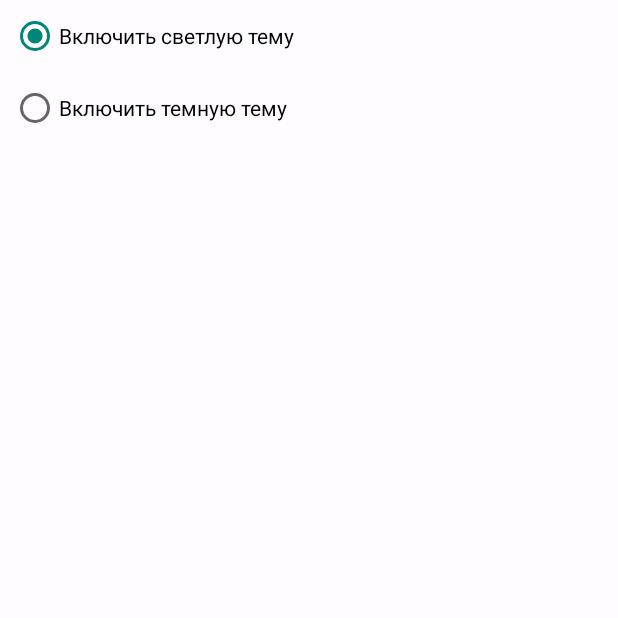
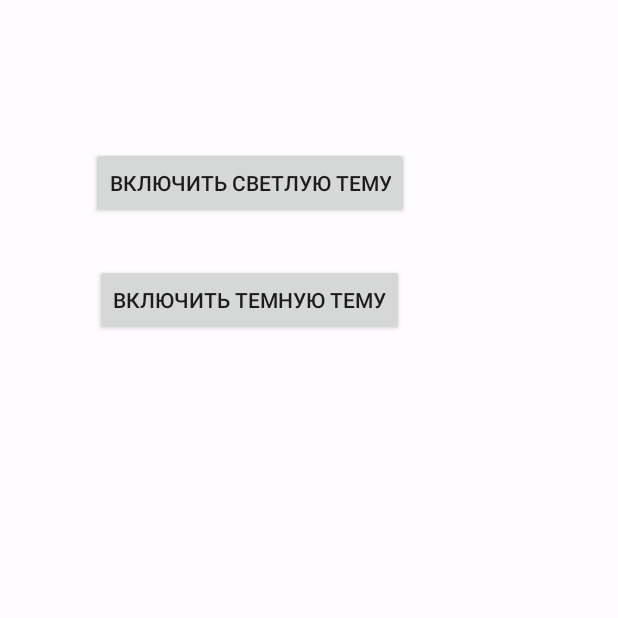
Before and after one commit to SpaceScout/KvantProject, an Android app: the ChooseTheme screen opened directly, with no data from a screen before it, on a phone screen of 412 x 824 dp, the top half of it. Run offline under Robolectric (Android 15) with nearby library versions, the phone set to English and light mode, and no system bars; 1 statement that could not run was skipped.

```diff
--- a/app/build.gradle
+++ b/app/build.gradle
@@ -1,5 +1,6 @@
 plugins {
     id 'com.android.application'
+    id 'com.google.gms.google-services'
 }
 android {
     compileSdk 31
@@ -32,6 +33,7 @@ dependencies {
     implementation 'androidx.appcompat:appcompat:1.3.1'
     implementation 'com.google.android.material:material:1.4.0'
     implementation 'androidx.constraintlayout:constraintlayout:2.1.1'
+    implementation 'com.google.firebase:firebase-analytics:17.2.2'
     testImplementation 'junit:junit:4.+'
     androidTestImplementation 'androidx.test.ext:junit:1.1.3'
     androidTestImplementation 'androidx.test.espresso:espresso-core:3.4.0'
--- a/app/src/main/AndroidManifest.xml
+++ b/app/src/main/AndroidManifest.xml
@@ -32,6 +32,10 @@
             android:exported="true"
             android:parentActivityName=".ActivityTwoSettings">
         </activity>
+        <activity
+            android:name=".oplata"
+            android:exported="true">
+        </activity>
     </application>
 
 </manifest>
--- a/app/src/main/java/com/example/kvantproject/ChooseTheme.java
+++ b/app/src/main/java/com/example/kvantproject/ChooseTheme.java
@@ -3,6 +3,8 @@ package com.example.kvantproject;
 import android.content.SharedPreferences;
 import android.os.Bundle;
 import android.preference.PreferenceManager;
+import android.view.View;
+import android.widget.Button;
 import android.widget.RadioButton;
 import android.widget.RadioGroup;
 import android.widget.Toast;
@@ -11,6 +13,9 @@ import androidx.appcompat.app.AppCompatActivity;
 import androidx.appcompat.app.AppCompatDelegate;
 
 public class ChooseTheme extends AppCompatActivity {
+    public static final String APP_PREFERENCES = "theme_prefs";
+    final String KEY_RADIOBUTTON_INDEX = "SAVED_RADIO_BUTTON_INDEX";
+    RadioGroup radioGroup;
 
     @Override
     protected void onCreate(Bundle savedInstanceState) {
@@ -18,25 +23,22 @@ public class ChooseTheme extends AppCompatActivity {
         setContentView(R.layout.choose_theme);
         Toast toast1 = Toast.makeText(getApplicationContext(), "Выбрана светлая тема", Toast.LENGTH_LONG);
         Toast toast2 = Toast.makeText(getApplicationContext(), "Выбрана темная тема", Toast.LENGTH_LONG);
+        Button light_button = findViewById(R.id.button);
+        Button dark_button = findViewById(R.id.button2);
 
-        RadioGroup themeChooser = findViewById(R.id.theme_choose);
-        themeChooser.setOnCheckedChangeListener(new RadioGroup.OnCheckedChangeListener() {
+        light_button.setOnClickListener(new View.OnClickListener() {
             @Override
-            public void onCheckedChanged(RadioGroup group, int checkedId) {
-                switch (checkedId) {
-                    case R.id.light_theme:
-                        AppCompatDelegate.setDefaultNightMode(AppCompatDelegate.MODE_NIGHT_NO);
-                        toast1.show();
-                        break;
-                    case R.id.dark_theme:
-                        AppCompatDelegate.setDefaultNightMode(AppCompatDelegate.MODE_NIGHT_YES);
-                        toast2.show();
-                        break;
-                    default:
-                        break;
-                }
+            public void onClick(View view) {
+                //SharedPreferences sp = PreferenceManager.getDefaultSharedPreferences(this);
+                toast1.show();
+            }
+        });
+        dark_button.setOnClickListener(new View.OnClickListener() {
+            @Override
+            public void onClick(View view) {
+
+                toast2.show();
             }
         });
     }
-
 }
--- a/app/src/main/res/layout/activity_main.xml
+++ b/app/src/main/res/layout/activity_main.xml
@@ -16,7 +16,6 @@
         android:layout_marginEnd="40dp"
         android:background="@drawable/fileds"
         android:text="@string/settings"
-        android:textColor="@color/black"
         app:layout_constraintEnd_toEndOf="parent"
         app:layout_constraintHorizontal_bias="0.498"
         app:layout_constraintStart_toStartOf="parent"
--- a/app/src/main/res/layout/choose_theme.xml
+++ b/app/src/main/res/layout/choose_theme.xml
@@ -1,6 +1,5 @@
 <?xml version="1.0" encoding="utf-8"?>
-<androidx.constraintlayout.widget.ConstraintLayout
-    xmlns:android="http://schemas.android.com/apk/res/android"
+<androidx.constraintlayout.widget.ConstraintLayout xmlns:android="http://schemas.android.com/apk/res/android"
     xmlns:app="http://schemas.android.com/apk/res-auto"
     xmlns:tools="http://schemas.android.com/tools"
     android:layout_width="match_parent"
@@ -13,26 +12,26 @@
         android:layout_height="96dp"
         app:layout_constraintEnd_toEndOf="parent"
         app:layout_constraintStart_toStartOf="parent"
-        app:layout_constraintTop_toTopOf="parent">
+        app:layout_constraintTop_toTopOf="parent" />
 
-        <RadioButton
-            android:id="@+id/light_theme"
-            android:layout_width="match_parent"
-            android:layout_height="wrap_content"
-            android:checked="true"
-            android:minHeight="48dp"
-            android:text="@string/lightOn"
-            android:textColor="@color/black"
-            tools:ignore="TouchTargetSizeCheck,TouchTargetSizeCheck" />
+    <Button
+        android:id="@+id/button1"
+        android:layout_width="wrap_content"
+        android:layout_height="wrap_content"
+        android:layout_marginStart="53dp"
+        android:layout_marginTop="2dp"
+        android:text="@string/lightOn"
+        app:layout_constraintStart_toStartOf="@+id/theme_choose"
+        app:layout_constraintTop_toBottomOf="@+id/theme_choose" />
 
-        <RadioButton
-            android:id="@+id/dark_theme"
-            android:layout_width="match_parent"
-            android:layout_height="wrap_content"
-            android:minHeight="48dp"
-            android:text="@string/darkOn"
-            android:textColor="@color/black" />
-
-    </RadioGroup>
+    <Button
+        android:id="@+id/button2"
+        android:layout_width="wrap_content"
+        android:layout_height="wrap_content"
+        android:layout_marginTop="80dp"
+        android:layout_marginEnd="136dp"
+        android:text="@string/darkOn"
+        app:layout_constraintEnd_toEndOf="@+id/theme_choose"
+        app:layout_constraintTop_toBottomOf="@+id/theme_choose" />
 
 </androidx.constraintlayout.widget.ConstraintLayout>
--- a/app/src/main/res/values/strings.xml
+++ b/app/src/main/res/values/strings.xml
@@ -1,7 +1,7 @@
 <resources>
     <string name="app_name">KvantProject</string>
-    <string name="settings">Settings</string>
-    <string name="Oplata">Pay</string>
+    <string name="settings">Настройки</string>
+    <string name="Oplata">Оплата проезда</string>
     <string name="enter_name">Login</string>
     <string name="enter">Войти</string>
     <string name="autorisation">Авторизация</string>
@@ -13,5 +13,6 @@
     <string name="lightOn">Включить светлую тему</string>
     <string name="darkOn">Включить темную тему</string>
     <string name="regisrt">Регистрация</string>
+    <string name="oplata2x">Оплатить</string>
 
 </resources>
--- a/build.gradle
+++ b/build.gradle
@@ -6,6 +6,7 @@ buildscript {
     }
     dependencies {
         classpath "com.android.tools.build:gradle:7.0.2"
+        classpath "com.google.gms:google-services:4.3.3"
 
         // NOTE: Do not place your application dependencies here; they belong
         // in the individual module build.gradle files
```
Also changed, not shown: app/src/main/java/com/example/kvantproject/MainActivity.java (+17 -8 lines), app/src/main/java/com/example/kvantproject/oplata.java (added, +35 -0 lines), app/src/main/res/layout/oplata.xml (+12 -0 lines).
